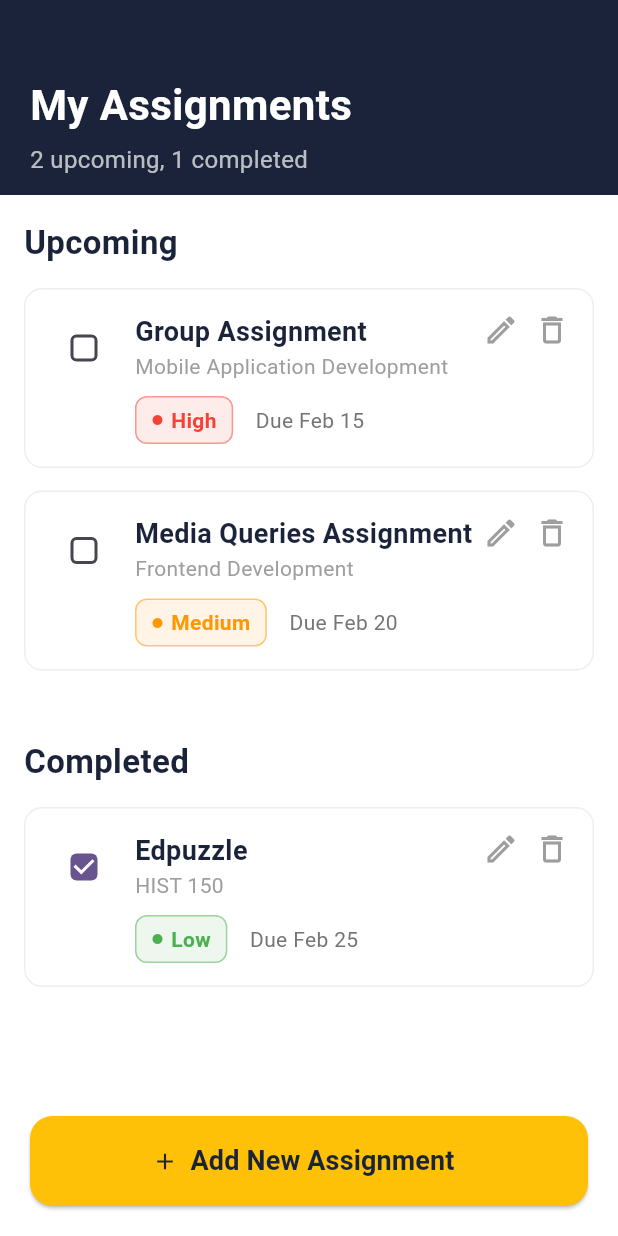
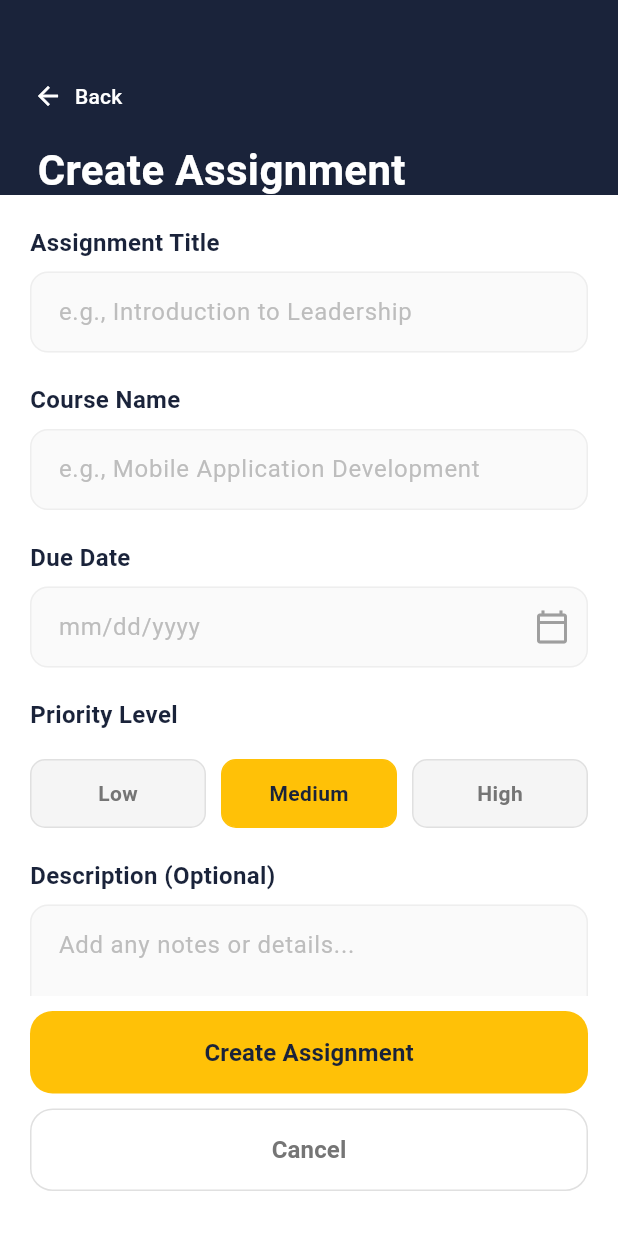
Before and after one commit to shina227/mobile-formative-1, a Flutter app: the screen it shows after launch, after a tap on "Add New Assignment", on a phone screen of 412 x 824 dp. Run offline on Flutter 3.47's test engine with Material 3 defaults, Android fonts, the phone set to English and light mode, and no system bars.

Commit message:
more changes

```diff
--- a/lib/main.dart
+++ b/lib/main.dart
@@ -1,7 +1,5 @@
 import 'package:flutter/material.dart';
 import 'package:student_academic_platform/screens/assignments/assignments.dart';
-import 'package:student_academic_platform/screens/assignments/add_assignment.dart';
-import 'package:student_academic_platform/screens/assignments/edit_assignment.dart';
 
 void main() {
   runApp(const MyApp());
--- a/lib/screens/assignments/add_assignment.dart
+++ b/lib/screens/assignments/add_assignment.dart
@@ -0,0 +1,257 @@
+import 'package:flutter/material.dart';
+
+class AddAssignment extends StatefulWidget {
+  const AddAssignment({super.key});
+
+  @override
+  State<AddAssignment> createState() => _AddAssignmentState();
+}
+
+class _AddAssignmentState extends State<AddAssignment> {
+  final _titleController = TextEditingController();
+  final _courseController = TextEditingController();
+  final _dateController = TextEditingController();
+  final _descController = TextEditingController();
+  String _selectedPriority = 'Medium';
+
+  @override
+  Widget build(BuildContext context) {
+    return Scaffold(
+      backgroundColor: Colors.white,
+      // Tall Navy Header with Back Button
+      appBar: PreferredSize(
+        preferredSize: const Size.fromHeight(130),
+        child: Container(
+          color: const Color(0xFF1A233A),
+          padding: const EdgeInsets.only(left: 10, top: 40),
+          child: Column(
+            crossAxisAlignment: CrossAxisAlignment.start,
+            children: [
+              TextButton.icon(
+                onPressed: () => Navigator.pop(context),
+                icon: const Icon(
+                  Icons.arrow_back,
+                  color: Colors.white,
+                  size: 20,
+                ),
+                label: const Text(
+                  "Back",
+                  style: TextStyle(color: Colors.white),
+                ),
+              ),
+              const Padding(
+                padding: EdgeInsets.only(left: 15, top: 5),
+                child: Text(
+                  "Create Assignment",
+                  style: TextStyle(
+                    color: Colors.white,
+                    fontSize: 28,
+                    fontWeight: FontWeight.bold,
+                  ),
+                ),
+              ),
+            ],
+          ),
+        ),
+      ),
+      body: Column(
+        children: [
+          Expanded(
+            child: SingleChildScrollView(
+              padding: const EdgeInsets.all(20.0),
+              child: Column(
+                crossAxisAlignment: CrossAxisAlignment.start,
+                children: [
+                  _buildLabel("Assignment Title"),
+                  _buildTextField(
+                    _titleController,
+                    "e.g., Introduction to Leadership",
+                  ),
+
+                  const SizedBox(height: 20),
+                  _buildLabel("Course Name"),
+                  _buildTextField(
+                    _courseController,
+                    "e.g., Mobile Application Development",
+                  ),
+
+                  const SizedBox(height: 20),
+                  _buildLabel("Due Date"),
+                  _buildTextField(
+                    _dateController,
+                    "mm/dd/yyyy",
+                    suffixIcon: Icons.calendar_today_outlined,
+                  ),
+
+                  const SizedBox(height: 20),
+                  _buildLabel("Priority Level"),
+                  const SizedBox(height: 10),
+                  Row(
+                    children: [
+                      _buildPriorityBtn("Low"),
+                      const SizedBox(width: 10),
+                      _buildPriorityBtn("Medium"),
+                      const SizedBox(width: 10),
+                      _buildPriorityBtn("High"),
+                    ],
+                  ),
+
+                  const SizedBox(height: 20),
+                  _buildLabel("Description (Optional)"),
+                  _buildTextField(
+                    _descController,
+                    "Add any notes or details...",
+                    maxLines: 4,
+                  ),
+                ],
+              ),
+            ),
+          ),
+
+          // Fixed Bottom Buttons
+          Padding(
+            padding: const EdgeInsets.symmetric(horizontal: 20, vertical: 10),
+            child: Column(
+              children: [
+                _buildActionButton(
+                  "Create Assignment",
+                  const Color(0xFFFFC107),
+                  const Color(0xFF1A233A),
+                  () {
+                    Navigator.pop(context);
+                    ScaffoldMessenger.of(context).showSnackBar(
+                      const SnackBar(
+                        content: Text("Submitted successfully"),
+                        backgroundColor: Colors.green,
+                      ),
+                    );
+                  },
+                ),
+                const SizedBox(height: 10),
+                _buildActionButton(
+                  "Cancel",
+                  Colors.white,
+                  Colors.grey.shade600,
+                  () => Navigator.pop(context),
+                  hasBorder: true,
+                ),
+                const SizedBox(height: 20),
+              ],
+            ),
+          ),
+        ],
+      ),
+    );
+  }
+
+  // --- UI Helper Components ---
+
+  Widget _buildLabel(String text) {
+    return Padding(
+      padding: const EdgeInsets.only(bottom: 8.0),
+      child: Text(
+        text,
+        style: const TextStyle(
+          fontWeight: FontWeight.bold,
+          fontSize: 16,
+          color: Color(0xFF1A233A),
+        ),
+      ),
+    );
+  }
+
+  Widget _buildTextField(
+    TextEditingController controller,
+    String hint, {
+    IconData? suffixIcon,
+    int maxLines = 1,
+  }) {
+    return TextField(
+      controller: controller,
+      maxLines: maxLines,
+      decoration: InputDecoration(
+        hintText: hint,
+        hintStyle: TextStyle(color: Colors.grey.shade400),
+        suffixIcon: suffixIcon != null
+            ? Icon(suffixIcon, color: Colors.grey)
+            : null,
+        filled: true,
+        fillColor: Colors.grey.shade50,
+        contentPadding: const EdgeInsets.symmetric(
+          horizontal: 15,
+          vertical: 15,
+        ),
+        border: OutlineInputBorder(
+          borderRadius: BorderRadius.circular(12),
+          borderSide: BorderSide(color: Colors.grey.shade300),
+        ),
+        enabledBorder: OutlineInputBorder(
+          borderRadius: BorderRadius.circular(12),
+          borderSide: BorderSide(color: Colors.grey.shade200),
+        ),
+      ),
+    );
+  }
+
+  Widget _buildPriorityBtn(String label) {
+    bool isSelected = _selectedPriority == label;
+    return Expanded(
+      child: GestureDetector(
+        onTap: () => setState(() => _selectedPriority = label),
+        child: Container(
+          padding: const EdgeInsets.symmetric(vertical: 12),
+          alignment: Alignment.center,
+          decoration: BoxDecoration(
+            color: isSelected ? const Color(0xFFFFC107) : Colors.grey.shade100,
+            borderRadius: BorderRadius.circular(10),
+            border: Border.all(
+              color: isSelected
+                  ? const Color(0xFFFFC107)
+                  : Colors.grey.shade300,
+            ),
+          ),
+          child: Text(
+            label,
+            style: TextStyle(
+              color: isSelected
+                  ? const Color(0xFF1A233A)
+                  : Colors.grey.shade600,
+              fontWeight: FontWeight.bold,
+            ),
+          ),
+        ),
+      ),
+    );
+  }
+
+  Widget _buildActionButton(
+    String text,
+    Color bg,
+    Color textCol,
+    VoidCallback onPressed, {
+    bool hasBorder = false,
+  }) {
+    return SizedBox(
+      width: double.infinity,
+      height: 55,
+      child: ElevatedButton(
+        onPressed: onPressed,
+        style: ElevatedButton.styleFrom(
+          backgroundColor: bg,
+          foregroundColor: textCol,
+          elevation: 0,
+          shape: RoundedRectangleBorder(
+            borderRadius: BorderRadius.circular(15),
+            side: hasBorder
+                ? BorderSide(color: Colors.grey.shade300)
+                : BorderSide.none,
+          ),
+        ),
+        child: Text(
+          text,
+          style: const TextStyle(fontSize: 16, fontWeight: FontWeight.bold),
+        ),
+      ),
+    );
+  }
+}
--- a/lib/screens/assignments/assignments.dart
+++ b/lib/screens/assignments/assignments.dart
@@ -1,4 +1,6 @@
 import 'package:flutter/material.dart';
+import "add_assignment.dart";
+import "edit_assignment.dart";
 
 class AssignmentsScreen extends StatefulWidget {
   const AssignmentsScreen({super.key});
@@ -109,7 +111,12 @@ class _AssignmentsScreenState extends State<AssignmentsScreen> {
               width: double.infinity,
               height: 60,
               child: ElevatedButton.icon(
-                onPressed: () {},
+                onPressed: () {
+                  Navigator.push(
+                    context,
+                    MaterialPageRoute(builder: (context) => AddAssignment()),
+                  );
+                },
                 icon: const Icon(Icons.add, color: Color(0xFF1A233A)),
                 label: const Text(
                   "Add New Assignment",
@@ -217,7 +224,21 @@ class _AssignmentsScreenState extends State<AssignmentsScreen> {
             ),
           ),
           // Actions
-          const Icon(Icons.edit_outlined, color: Colors.grey),
+          GestureDetector(
+            onTap: () {
+              Navigator.push(
+                context,
+                MaterialPageRoute(
+                  builder: (context) => const EditAssignment(
+                    initialTitle: "Introduction to Leadership Essay",
+                    initialCourse: "ALU 101",
+                    initialPriority: "High",
+                  ),
+                ),
+              );
+            },
+            child: const Icon(Icons.edit_outlined, color: Colors.grey),
+          ),
           const SizedBox(width: 10),
           const Icon(Icons.delete_outline, color: Colors.grey),
         ],
```
Also changed, not shown: lib/screens/assignments/edit_assignment.dart (+280 -0 lines).
